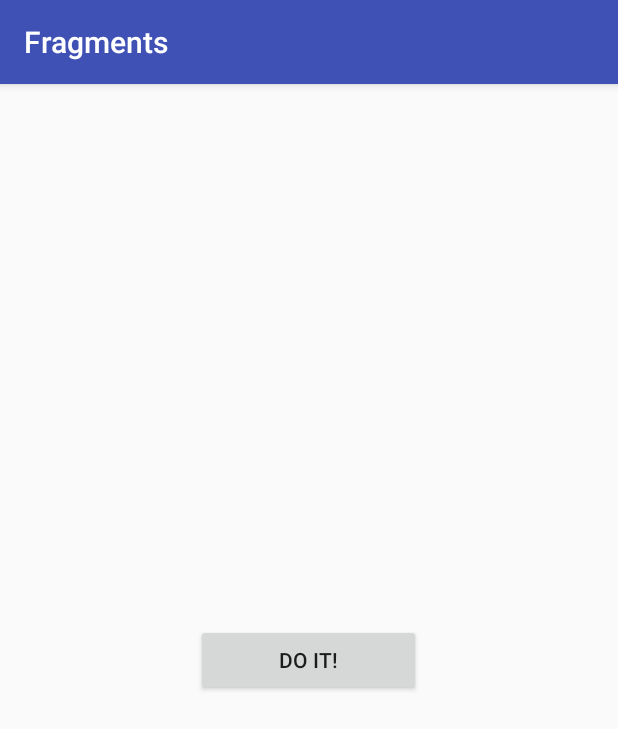
After one commit to eva123456/Lecture2-Fragments, an Android app: the CooperationActivity screen opened directly, with no data from a screen before it, on a phone screen of 412 x 824 dp. The commit adds this screen. Shown: the top 729 px of the screen. Run offline under Robolectric (Android 15) with nearby library versions, the phone set to English and light mode, and no system bars.

Commit message:
Взаимодействие активити и фрагмента

```diff
--- a/app/src/main/AndroidManifest.xml
+++ b/app/src/main/AndroidManifest.xml
@@ -18,7 +18,8 @@
         <activity android:name=".LayoutFragmentActivity" />
         <activity android:name=".TransactionActivity" />
         <activity android:name=".MultiActionActivity" />
-        <activity android:name=".StateLossActivity"></activity>
+        <activity android:name=".StateLossActivity" />
+        <activity android:name=".CooperationActivity"></activity>
     </application>
 
 </manifest>
--- /dev/null
+++ b/app/src/main/java/com/technopark/fragments/CooperationActivity.java
@@ -0,0 +1,23 @@
+package com.technopark.fragments;
+
+import android.support.v7.app.AppCompatActivity;
+import android.os.Bundle;
+import android.widget.Toast;
+
+public class CooperationActivity extends AppCompatActivity implements CooperationFragment.CooperationListener {
+
+    @Override
+    protected void onCreate(Bundle savedInstanceState) {
+        super.onCreate(savedInstanceState);
+        setContentView(R.layout.activity_cooperation);
+
+        CooperationFragment fragment = (CooperationFragment) getSupportFragmentManager().findFragmentById(R.id.cooperation);
+        fragment.setCooperationText("Hello, cooperation!");
+    }
+
+    @Override
+    public void onCooperation(String cooperationText) {
+        Toast.makeText(CooperationActivity.this, "Coo coo! " + cooperationText
+                , Toast.LENGTH_SHORT).show();
+    }
+}
--- /dev/null
+++ b/app/src/main/java/com/technopark/fragments/CooperationFragment.java
@@ -0,0 +1,40 @@
+package com.technopark.fragments;
+
+import android.app.Activity;
+import android.os.Bundle;
+import android.support.annotation.Nullable;
+import android.view.LayoutInflater;
+import android.view.View;
+import android.view.ViewGroup;
+
+public class CooperationFragment extends BaseFragment {
+    private CooperationListener cooperationListener;
+    private String cooperationText;
+
+    public void setCooperationText(String cooperationText) {
+        this.cooperationText = cooperationText;
+    }
+
+    @Override
+    public void onAttach(Activity activity) {
+        super.onAttach(activity);
+        cooperationListener = (CooperationListener) activity;
+    }
+
+    @Nullable
+    @Override
+    public View onCreateView(LayoutInflater inflater, @Nullable ViewGroup container, @Nullable Bundle savedInstanceState) {
+        View view = inflater.inflate(R.layout.fragment_cooperation, container, false);
+        view.findViewById(R.id.btn_do_it).setOnClickListener(new View.OnClickListener() {
+            @Override
+            public void onClick(View view) {
+                cooperationListener.onCooperation(cooperationText);
+            }
+        });
+        return view;
+    }
+
+    public interface CooperationListener {
+        void onCooperation(String cooperationText);
+    }
+}
--- a/app/src/main/java/com/technopark/fragments/MainActivity.java
+++ b/app/src/main/java/com/technopark/fragments/MainActivity.java
@@ -39,5 +39,12 @@ public class MainActivity extends AppCompatActivity {
                 startActivity(new Intent(MainActivity.this, StateLossActivity.class));
             }
         });
+
+        findViewById(R.id.btn_cooperation).setOnClickListener(new View.OnClickListener() {
+            @Override
+            public void onClick(View view) {
+                startActivity(new Intent(MainActivity.this, CooperationActivity.class));
+            }
+        });
     }
 }
--- /dev/null
+++ b/app/src/main/res/layout/activity_cooperation.xml
@@ -0,0 +1,17 @@
+<?xml version="1.0" encoding="utf-8"?>
+<RelativeLayout xmlns:android="http://schemas.android.com/apk/res/android"
+    xmlns:tools="http://schemas.android.com/tools"
+    android:layout_width="match_parent"
+    android:layout_height="match_parent"
+    android:paddingBottom="@dimen/activity_vertical_margin"
+    android:paddingLeft="@dimen/activity_horizontal_margin"
+    android:paddingRight="@dimen/activity_horizontal_margin"
+    android:paddingTop="@dimen/activity_vertical_margin"
+    tools:context="com.technopark.fragments.CooperationActivity">
+
+    <fragment
+        android:id="@+id/cooperation"
+        android:name="com.technopark.fragments.CooperationFragment"
+        android:layout_width="match_parent"
+        android:layout_height="match_parent" />
+</RelativeLayout>
--- a/app/src/main/res/layout/activity_main.xml
+++ b/app/src/main/res/layout/activity_main.xml
@@ -33,4 +33,10 @@
         android:layout_width="match_parent"
         android:layout_height="wrap_content"
         android:text="@string/btn_state_loss"/>
+
+    <Button
+        android:id="@+id/btn_cooperation"
+        android:layout_width="match_parent"
+        android:layout_height="wrap_content"
+        android:text="@string/btn_cooperation"/>
 </LinearLayout>
--- /dev/null
+++ b/app/src/main/res/layout/fragment_cooperation.xml
@@ -0,0 +1,13 @@
+<?xml version="1.0" encoding="utf-8"?>
+<RelativeLayout xmlns:android="http://schemas.android.com/apk/res/android"
+    android:layout_width="match_parent"
+    android:layout_height="match_parent">
+
+    <Button
+        android:id="@+id/btn_do_it"
+        android:layout_width="wrap_content"
+        android:layout_height="wrap_content"
+        android:layout_centerInParent="true"
+        android:minWidth="150dp"
+        android:text="@string/btn_do_it" />
+</RelativeLayout>
--- a/app/src/main/res/values/strings.xml
+++ b/app/src/main/res/values/strings.xml
@@ -12,4 +12,5 @@
     <string name="btn_state_loss">State Loss</string>
     <string name="btn_do_it">Do It!</string>
     <string name="btn_do_it_allowing_loss">Do it and loss</string>
+    <string name="btn_cooperation">Cooperation</string>
 </resources>
```
